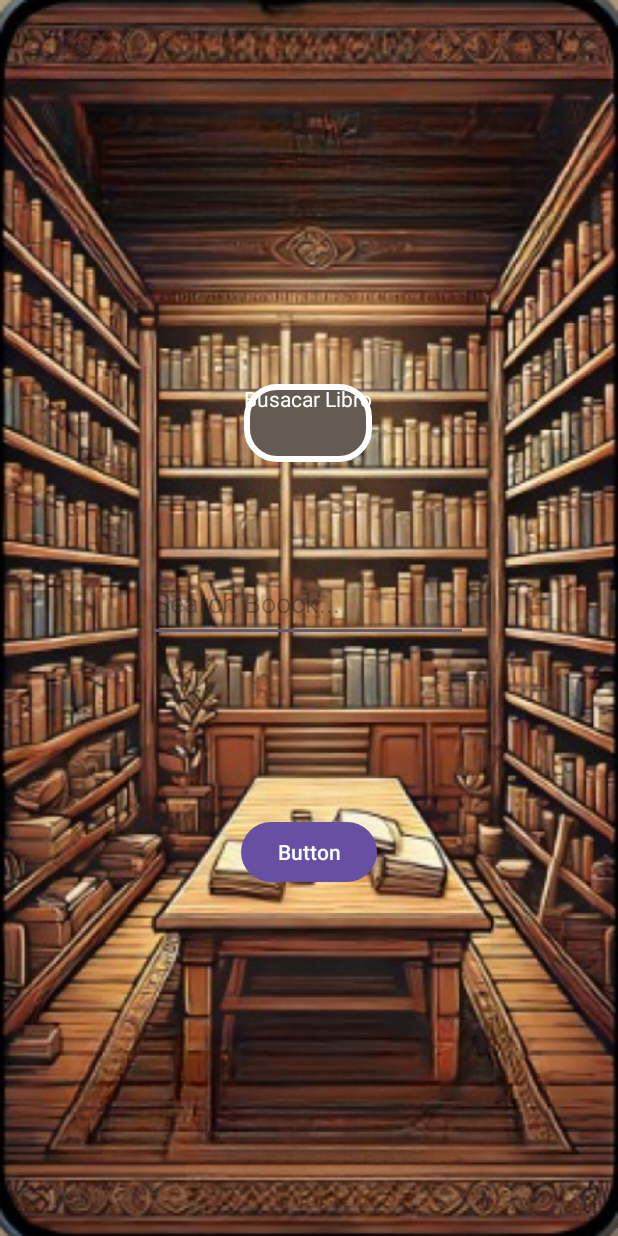
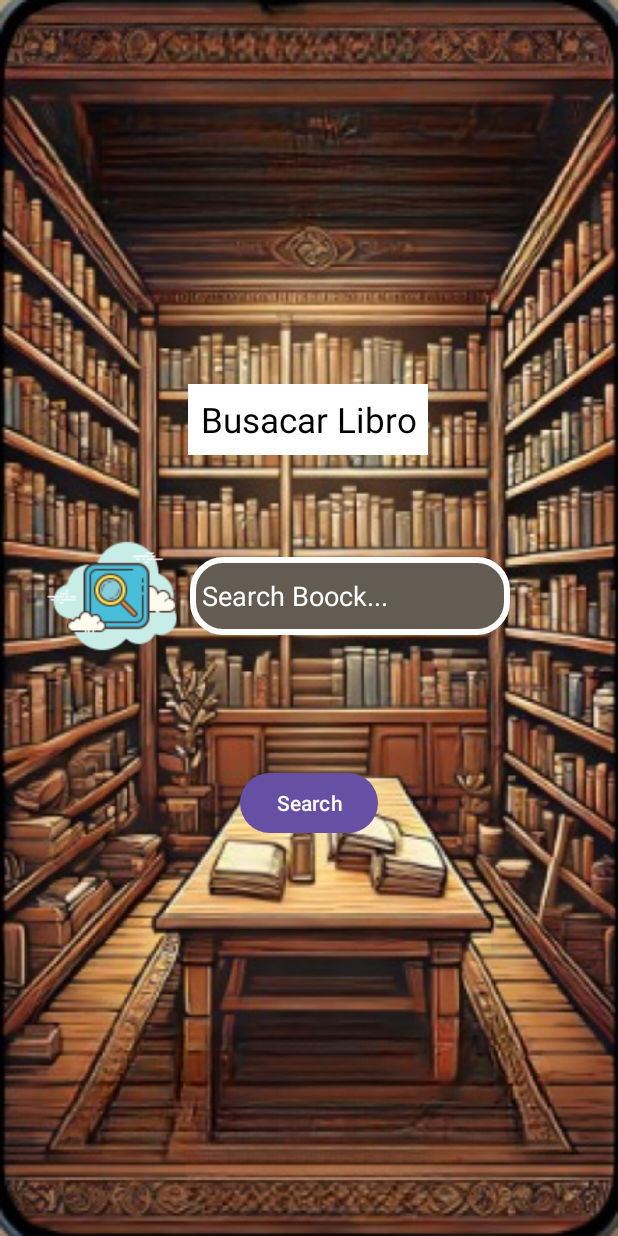
Before and after one commit to SantiFarioli/Tp2Moviles, an Android app: the MainActivity screen opened directly, with no data from a screen before it, on a phone screen of 412 x 824 dp. Run offline under Robolectric (Android 15) with nearby library versions, the phone set to English and light mode, and no system bars.

Commit message:
search book

```diff
--- a/app/src/main/res/layout/activity_main.xml
+++ b/app/src/main/res/layout/activity_main.xml
@@ -11,12 +11,14 @@
     <TextView
         android:id="@+id/textView4"
         android:layout_width="wrap_content"
-        android:layout_height="52dp"
+        android:layout_height="wrap_content"
         android:layout_marginTop="256dp"
-        android:background="@drawable/bg_title"
+        android:background="@color/white"
+        android:gravity="center"
         android:text="Busacar Libro"
-
-        android:textColor="@color/white"
+        android:textSize="23sp"
+        android:padding="8dp"
+        android:textColor="@color/black"
         app:layout_constraintEnd_toEndOf="parent"
         app:layout_constraintHorizontal_bias="0.498"
         app:layout_constraintStart_toStartOf="parent"
@@ -27,21 +29,33 @@
         android:layout_width="wrap_content"
         android:layout_height="52dp"
         android:layout_marginTop="68dp"
+        android:layout_marginEnd="72dp"
+        android:background="@drawable/bg_title"
         android:ems="10"
         android:hint="Search Boock..."
         android:inputType="text"
-        app:layout_constraintEnd_toEndOf="@+id/textView4"
-        app:layout_constraintStart_toStartOf="@+id/textView4"
+        android:padding="8dp"
+        android:textColorHint="@color/white"
+        app:layout_constraintEnd_toEndOf="parent"
         app:layout_constraintTop_toBottomOf="@+id/textView4" />
 
     <Button
         android:id="@+id/buttonSearch"
         android:layout_width="wrap_content"
         android:layout_height="wrap_content"
-        android:layout_marginTop="116dp"
-        android:text="Button"
-        app:layout_constraintEnd_toEndOf="@+id/editTextSearch"
-        app:layout_constraintHorizontal_bias="0.504"
-        app:layout_constraintStart_toStartOf="@+id/editTextSearch"
-        app:layout_constraintTop_toBottomOf="@+id/editTextSearch" />
+        android:layout_marginTop="208dp"
+        android:text="Search"
+        app:layout_constraintEnd_toEndOf="@+id/textView4"
+        app:layout_constraintHorizontal_bias="0.51"
+        app:layout_constraintStart_toStartOf="@+id/textView4"
+        app:layout_constraintTop_toBottomOf="@+id/textView4" />
+
+    <ImageView
+        android:id="@+id/imageView"
+        android:layout_width="wrap_content"
+        android:layout_height="wrap_content"
+        app:layout_constraintBottom_toBottomOf="@+id/editTextSearch"
+        app:layout_constraintEnd_toStartOf="@+id/editTextSearch"
+        app:layout_constraintTop_toTopOf="@+id/editTextSearch"
+        app:srcCompat="@drawable/icon_search" />
 </androidx.constraintlayout.widget.ConstraintLayout>
```
Also changed, not shown: app/src/main/res/drawable/icon_search.png (added).
